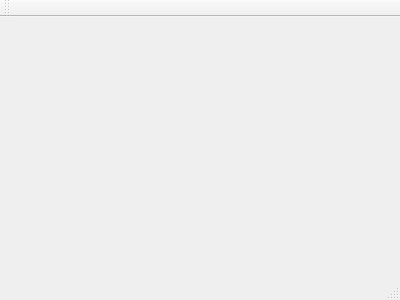
Above: Frankenstein/mainwindow.ui from LovEveRv/Frankenstein before the change. Below: the same form after it.
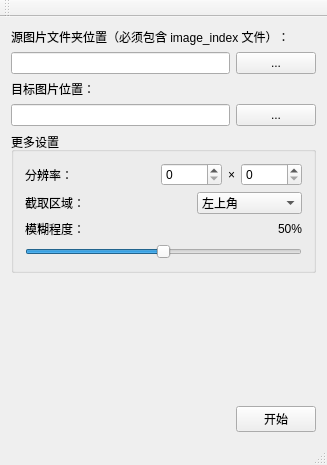
That is the form after the change.

Patch:
```diff
--- a/Frankenstein/mainwindow.ui
+++ b/Frankenstein/mainwindow.ui
@@ -1,24 +1,270 @@
 <ui version="4.0">
  <class>MainWindow</class>
- <widget class="QMainWindow" name="MainWindow" >
-  <property name="geometry" >
+ <widget class="QMainWindow" name="MainWindow">
+  <property name="geometry">
    <rect>
     <x>0</x>
     <y>0</y>
-    <width>400</width>
-    <height>300</height>
+    <width>327</width>
+    <height>465</height>
    </rect>
   </property>
   <property name="windowTitle" >
    <string>MainWindow</string>
   </property>
-  <widget class="QMenuBar" name="menuBar" />
-  <widget class="QToolBar" name="mainToolBar" />
-  <widget class="QWidget" name="centralWidget" />
-  <widget class="QStatusBar" name="statusBar" />
+  <widget class="QWidget" name="centralWidget">
+   <layout class="QVBoxLayout" name="verticalLayout_2">
+    <item>
+     <widget class="QLabel" name="label">
+      <property name="text">
+       <string>源图片文件夹位置（必须包含 image_index 文件）：</string>
+      </property>
+     </widget>
+    </item>
+    <item>
+     <layout class="QHBoxLayout" name="horizontalLayout">
+      <item>
+       <widget class="QLineEdit" name="resource_dir"/>
+      </item>
+      <item>
+       <widget class="QPushButton" name="pushButton">
+        <property name="text">
+         <string>...</string>
+        </property>
+       </widget>
+      </item>
+     </layout>
+    </item>
+    <item>
+     <widget class="QLabel" name="label_2">
+      <property name="text">
+       <string>目标图片位置：</string>
+      </property>
+     </widget>
+    </item>
+    <item>
+     <layout class="QHBoxLayout" name="horizontalLayout_2">
+      <item>
+       <widget class="QLineEdit" name="target_path"/>
+      </item>
+      <item>
+       <widget class="QPushButton" name="pushButton_2">
+        <property name="text">
+         <string>...</string>
+        </property>
+       </widget>
+      </item>
+     </layout>
+    </item>
+    <item>
+     <widget class="QGroupBox" name="groupBox">
+      <property name="title">
+       <string>更多设置</string>
+      </property>
+      <layout class="QVBoxLayout" name="verticalLayout">
+       <item>
+        <layout class="QHBoxLayout" name="horizontalLayout_5">
+         <item>
+          <widget class="QLabel" name="label_3">
+           <property name="text">
+            <string>分辨率：</string>
+           </property>
+          </widget>
+         </item>
+         <item>
+          <spacer name="horizontalSpacer_2">
+           <property name="orientation">
+            <enum>Qt::Horizontal</enum>
+           </property>
+           <property name="sizeHint" stdset="0">
+            <size>
+             <width>40</width>
+             <height>20</height>
+            </size>
+           </property>
+          </spacer>
+         </item>
+         <item>
+          <widget class="QSpinBox" name="spinBox">
+           <property name="maximum">
+            <number>10000</number>
+           </property>
+          </widget>
+         </item>
+         <item>
+          <widget class="QLabel" name="label_6">
+           <property name="text">
+            <string>×</string>
+           </property>
+          </widget>
+         </item>
+         <item>
+          <widget class="QSpinBox" name="spinBox_2">
+           <property name="maximum">
+            <number>10000</number>
+           </property>
+          </widget>
+         </item>
+        </layout>
+       </item>
+       <item>
+        <layout class="QHBoxLayout" name="horizontalLayout_4">
+         <item>
+          <widget class="QLabel" name="label_4">
+           <property name="text">
+            <string>截取区域：</string>
+           </property>
+          </widget>
+         </item>
+         <item>
+          <spacer name="horizontalSpacer_3">
+           <property name="orientation">
+            <enum>Qt::Horizontal</enum>
+           </property>
+           <property name="sizeHint" stdset="0">
+            <size>
+             <width>40</width>
+             <height>20</height>
+            </size>
+           </property>
+          </spacer>
+         </item>
+         <item>
+          <widget class="QComboBox" name="comboBox">
+           <property name="sizePolicy">
+            <sizepolicy hsizetype="Expanding" vsizetype="Fixed">
+             <horstretch>0</horstretch>
+             <verstretch>0</verstretch>
+            </sizepolicy>
+           </property>
+           <item>
+            <property name="text">
+             <string>左上角</string>
+            </property>
+           </item>
+           <item>
+            <property name="text">
+             <string>中央</string>
+            </property>
+           </item>
+           <item>
+            <property name="text">
+             <string>右下角</string>
+            </property>
+           </item>
+          </widget>
+         </item>
+        </layout>
+       </item>
+       <item>
+        <layout class="QHBoxLayout" name="horizontalLayout_6">
+         <item>
+          <widget class="QLabel" name="label_5">
+           <property name="text">
+            <string>模糊程度：</string>
+           </property>
+          </widget>
+         </item>
+         <item>
+          <widget class="QLabel" name="vague_arg_value">
+           <property name="sizePolicy">
+            <sizepolicy hsizetype="Fixed" vsizetype="Preferred">
+             <horstretch>0</horstretch>
+             <verstretch>0</verstretch>
+            </sizepolicy>
+           </property>
+           <property name="text">
+            <string>50%</string>
+           </property>
+           <property name="alignment">
+            <set>Qt::AlignRight|Qt::AlignTrailing|Qt::AlignVCenter</set>
+           </property>
+          </widget>
+         </item>
+        </layout>
+       </item>
+       <item>
+        <widget class="QSlider" name="horizontalSlider">
+         <property name="sizePolicy">
+          <sizepolicy hsizetype="Expanding" vsizetype="Fixed">
+           <horstretch>0</horstretch>
+           <verstretch>0</verstretch>
+          </sizepolicy>
+         </property>
+         <property name="maximum">
+          <number>100</number>
+         </property>
+         <property name="value">
+          <number>50</number>
+         </property>
+         <property name="orientation">
+          <enum>Qt::Horizontal</enum>
+         </property>
+        </widget>
+       </item>
+      </layout>
+     </widget>
+    </item>
+    <item>
+     <spacer name="verticalSpacer">
+      <property name="orientation">
+       <enum>Qt::Vertical</enum>
+      </property>
+      <property name="sizeHint" stdset="0">
+       <size>
+        <width>20</width>
+        <height>6</height>
+       </size>
+      </property>
+     </spacer>
+    </item>
+    <item>
+     <layout class="QHBoxLayout" name="horizontalLayout_3">
+      <item>
+       <spacer name="horizontalSpacer">
+        <property name="orientation">
+         <enum>Qt::Horizontal</enum>
+        </property>
+        <property name="sizeHint" stdset="0">
+         <size>
+          <width>40</width>
+          <height>20</height>
+         </size>
+        </property>
+       </spacer>
+      </item>
+      <item>
+       <widget class="QPushButton" name="pushButton_3">
+        <property name="text">
+         <string>开始</string>
+        </property>
+       </widget>
+      </item>
+     </layout>
+    </item>
+   </layout>
+  </widget>
+  <widget class="QMenuBar" name="menuBar">
+   <property name="geometry">
+    <rect>
+     <x>0</x>
+     <y>0</y>
+     <width>327</width>
+     <height>22</height>
+    </rect>
+   </property>
+  </widget>
+  <widget class="QToolBar" name="mainToolBar">
+   <attribute name="toolBarArea">
+    <enum>TopToolBarArea</enum>
+   </attribute>
+   <attribute name="toolBarBreak">
+    <bool>false</bool>
+   </attribute>
+  </widget>
+  <widget class="QStatusBar" name="statusBar"/>
  </widget>
- <layoutDefault spacing="6" margin="11" />
- <pixmapfunction></pixmapfunction>
+ <layoutdefault spacing="6" margin="11"/>
  <resources/>
  <connections/>
 </ui>
```
Left out of the diff: 5 changed lines with no effect on the pictures.
